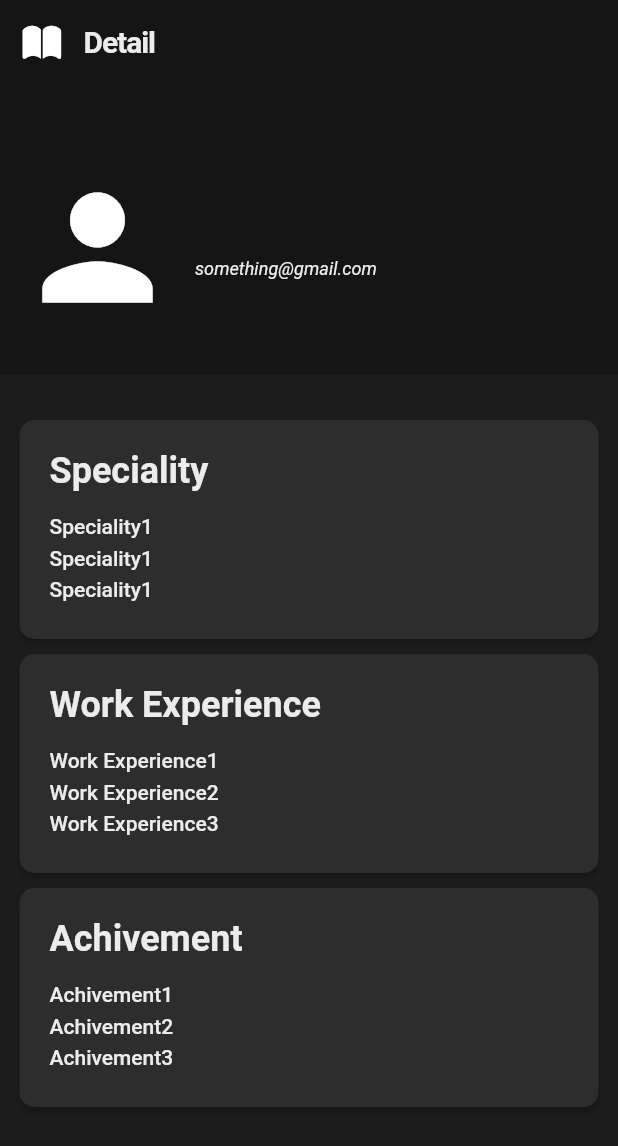
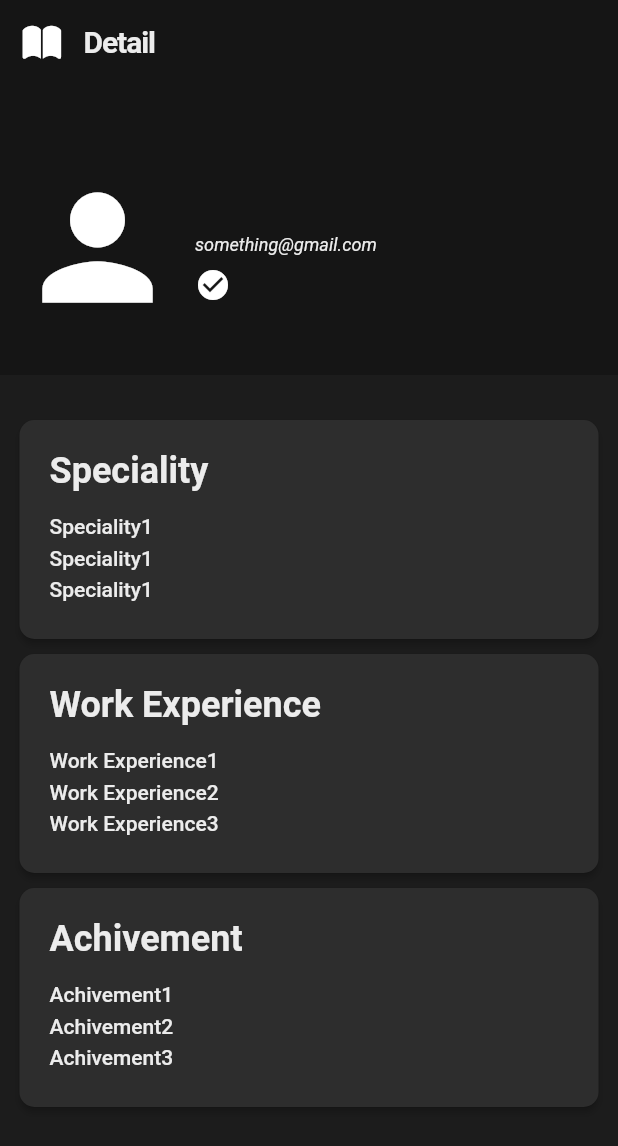
Before and after one commit to MeRajat/experto, a Flutter app: the ExpertDetail screen opened directly with empty values, on a phone screen of 412 x 824 dp. Shown: the top 1146 px of the screen. Run offline on Flutter 3.47's test engine with Material 2 defaults, Android fonts, the phone set to English and light mode, and no system bars; our stand-ins replace firebase_auth; accounts and stored records are empty; Roboto replaces fonts that are missing (Ubuntu); project files that could hold a hidden picture were left out.

Commit message:
random fix

```diff
--- a/lib/user_page/expert_detail/app_bar.dart
+++ b/lib/user_page/expert_detail/app_bar.dart
@@ -1,5 +1,6 @@
 import 'package:flutter/material.dart';
 import "package:flutter/cupertino.dart";
+import "package:url_launcher/url_launcher.dart";
 
 import "../app_bar.dart";
 
@@ -23,11 +24,21 @@ class CustomFlexibleSpaceBar extends StatelessWidget {
 
   CustomFlexibleSpaceBar(this.expertName);
 
+  // void _launchHangouts() async {
+  //   const url = "skype:+1234567890?call";
+  //   if (await canLaunch(url)) {
+  //     await launch(url);
+  //   } else {
+  //     throw 'Could not launch $url';
+  //   }
+  // }
+
   @override
   Widget build(BuildContext context) {
     return FlexibleSpaceBar(
       titlePadding: EdgeInsets.all(0),
       background: Row(
+        crossAxisAlignment: CrossAxisAlignment.center,
         children: <Widget>[
           Padding(
             padding: EdgeInsets.only(left: 10, top: 80),
@@ -58,9 +69,20 @@ class CustomFlexibleSpaceBar extends StatelessWidget {
                         fontSize: 12,
                       ),
                 ),
+                Padding(
+                  padding: EdgeInsets.only(top: 8),
+                  child: InkWell(
+                    onTap: (){},
+                    child: Icon(Icons.check_circle),
+                  ),
+                )
               ],
             ),
           ),
+          // Icon(
+          //   Icons.check_circle,
+          //   size: 25,
+          // ),
         ],
       ),
     );
--- a/lib/user_page/home_page.dart
+++ b/lib/user_page/home_page.dart
@@ -4,7 +4,7 @@ import "package:flutter/cupertino.dart";
 import "./search_skill/search_skill.dart";
 import "./search_expert/search_expert.dart";
 import "./user_home/user_home.dart";
-import "feedback.dart";
+//import "feedback.dart";
 import "navigation_bar_items.dart";
 
 class HomePage extends StatefulWidget {
@@ -17,14 +17,14 @@ class _HomePage extends State<HomePage> {
     UserHome(),
     SearchSkill(),
     SearchExpert(),
-    FeedBack(),
+    //FeedBack(),
   ];
 
   final List<GlobalKey<NavigatorState>> keys = [
     GlobalKey(debugLabel: 'home page'),
     GlobalKey(debugLabel: 'skill page'),
     GlobalKey(debugLabel: 'expert page'),
-    GlobalKey(debugLabel: 'feedback page'),
+    //GlobalKey(debugLabel: 'feedback page'),
   ];
 
   Future<bool> overrideBack(index) {
--- a/pubspec.yaml
+++ b/pubspec.yaml
@@ -22,6 +22,7 @@ dependencies:
   firebase_core: ^0.3.4
   firebase_auth: ^0.8.4+2
   google_sign_in: ^4.0.1+3
+  url_launcher:
 
   # The following adds the Cupertino Icons font to your application.
   # Use with the CupertinoIcons class for iOS style icons.
```
Also changed, not shown: lib/user_page/navigation_bar_items.dart (+7 -7 lines), pubspec.lock.
